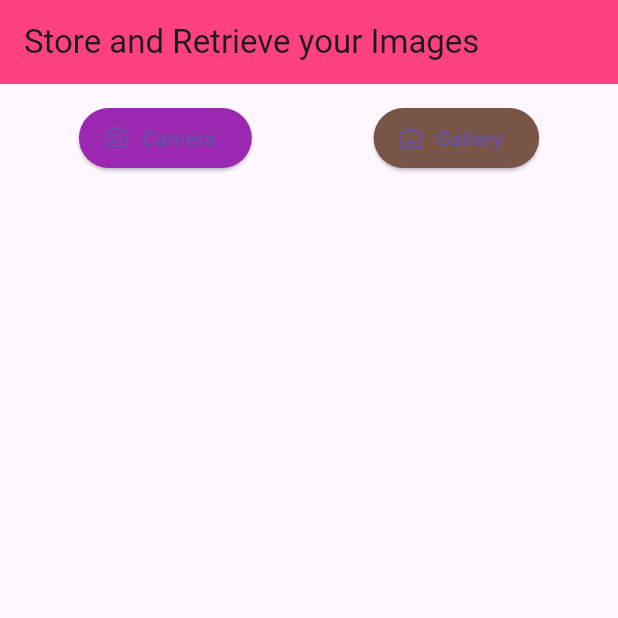
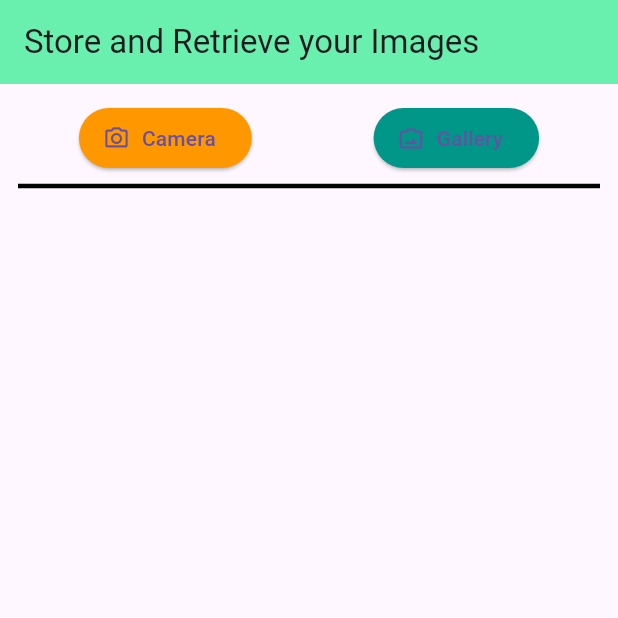
Before and after one commit to Rincy-Kevin-J/Firebase_cli_crud, a Flutter app: the screen it shows after launch, after a tap on "Camera", on a phone screen of 412 x 824 dp, the top half of it. Run offline on Flutter 3.47's test engine with Material 3 defaults, Android fonts, the phone set to English and light mode, and no system bars; our stand-ins replace cloud_firestore, firebase_core, firebase_storage, image_picker, permission_handler; accounts and stored records are empty.

Commit message:
image_storage_using_firebase_cli

```diff
--- a/lib/firebase_image_storage.dart
+++ b/lib/firebase_image_storage.dart
@@ -1,4 +1,5 @@
 import 'dart:io';
+
 import 'package:firebase_storage/firebase_storage.dart';
 import 'package:flutter/material.dart';
 import 'package:image_picker/image_picker.dart';
@@ -12,12 +13,19 @@ class ImgStorage extends StatefulWidget {
 
 class _ImgStorageState extends State<ImgStorage> {
   FirebaseStorage storage = FirebaseStorage.instance;
+  Future<List<Map<String, dynamic>>>? _imagesFuture;
+
+  @override
+  void initState() {
+    super.initState();
+    _imagesFuture = fetchImages();
+  }
 
   @override
   Widget build(BuildContext context) {
     return Scaffold(
       appBar: AppBar(
-        backgroundColor: Colors.pinkAccent,
+        backgroundColor: Colors.greenAccent,
         title: const Text("Store and Retrieve your Images"),
       ),
       body: Padding(
@@ -27,7 +35,6 @@ class _ImgStorageState extends State<ImgStorage> {
             Row(
               mainAxisAlignment: MainAxisAlignment.spaceAround,
               children: [
-
                 ElevatedButton.icon(
                   onPressed: () async {
                     if (await Permission.camera.request().isGranted) {
@@ -39,21 +46,66 @@ class _ImgStorageState extends State<ImgStorage> {
                   icon: const Icon(Icons.camera_alt_outlined),
                   label: const Text("Camera"),
                   style:
-                  ElevatedButton.styleFrom(backgroundColor: Colors.purple),
+                      ElevatedButton.styleFrom(backgroundColor: Colors.orange),
                 ),
                 ElevatedButton.icon(
-                  onPressed: () async{
-                    if(await Permission.storage.request().isGranted) {
+                  onPressed: () async {
+                    if (await Permission.storage.request().isGranted) {
                       open("gallery");
-                    }else{
+                    } else {
                       print("Gallery access denied");
                     }
                   },
                   icon: const Icon(Icons.photo_camera_back_outlined),
                   label: const Text("Gallery"),
-                  style: ElevatedButton.styleFrom(backgroundColor: Colors.brown),
+                  style: ElevatedButton.styleFrom(backgroundColor: Colors.teal),
                 ),
               ],
+            ),
+            const Divider(thickness: 3, color: Colors.black),
+            Expanded(
+              child: FutureBuilder(
+                future: _imagesFuture,
+                builder: (context, snapshot) {
+                  if (snapshot.connectionState == ConnectionState.done) {
+                    if (snapshot.hasData) {
+                      //type casting future list of map to list of map
+                      final images =
+                          snapshot.data as List<Map<String, dynamic>>;
+                      return GridView.builder(
+                        itemCount: images.length,
+                        itemBuilder: (context, index) {
+                          final image = images[index];
+                          return Card(
+                            child: Column(
+                              children: [
+                                Expanded(
+                                    child: Image.network(image['imageUrl'])),
+                                Text(image['uploaded_by']),
+                                Text("time: ${image['time']}"),
+                                MaterialButton(
+                                  onPressed: () => deleteImage(image['path']),
+                                  minWidth: 100,
+                                  color: Colors.red,
+                                  shape: const StadiumBorder(),
+                                  child: const Text('Delete'),
+                                )
+                              ],
+                            ),
+                          );
+                        },
+                        gridDelegate:
+                            const SliverGridDelegateWithFixedCrossAxisCount(
+                          crossAxisCount: 2,
+                        ),
+                      );
+                    } else {
+                      return const Center(child: Text('No images found'));
+                    }
+                  }
+                  return const Center(child: CircularProgressIndicator());
+                },
+              ),
             )
           ],
         ),
@@ -67,23 +119,53 @@ class _ImgStorageState extends State<ImgStorage> {
     try {
       pickedImage = await imgPicker.pickImage(
           source:
-          imgSource == "camera" ? ImageSource.camera : ImageSource.gallery);
-      // path.basename  - extract only the image name from entire path
+              imgSource == "camera" ? ImageSource.camera : ImageSource.gallery);
       final String imgFileName = path.basename(pickedImage!.path);
-      File imageFile = File(pickedImage.path); //actual path of image file
+      File imageFile = File(pickedImage.path);
 
       try {
         await storage.ref(imgFileName).putFile(
             imageFile,
             SettableMetadata(customMetadata: {
               "uploadedby": "xxxxxx",
-              "time": "${DateTime.now().isUtc}"
+              "time":
+                  "${DateTime.now().day}/${DateTime.now().month}/${DateTime.now().year}\n${DateTime.now().hour}:${DateTime.now().minute}"
             }));
+        setState(() {
+          _imagesFuture = fetchImages();
+        });
       } on FirebaseException catch (error) {
-        print("Exception occured while uploading picture $error");
+        print("Exception occurred while uploading picture $error");
       }
     } catch (error) {
-      print("Exception during File fetching $error");
+      print("Exception during file fetching $error");
     }
   }
+
+  Future<List<Map<String, dynamic>>> fetchImages() async {
+    List<Map<String, dynamic>> images = [];
+    final ListResult result = await storage.ref().list();
+    final List<Reference> allFiles = result.items;
+
+    await Future.forEach(allFiles, (singleFile) async {
+      final String fileUrl = await singleFile.getDownloadURL();
+      final FullMetadata metadata = await singleFile.getMetadata();
+
+      images.add({
+        'imageUrl': fileUrl,
+        'path': singleFile.fullPath,
+        'uploaded_by': metadata.customMetadata?['uploadedby'] ?? "NoData",
+        'time': metadata.customMetadata?['time'] ?? "No Time"
+      });
+    });
+
+    return images;
+  }
+
+  Future<void> deleteImage(String imagePath) async {
+    await storage.ref(imagePath).delete();
+    setState(() {
+      _imagesFuture = fetchImages();
+    });
+  }
 }
```
